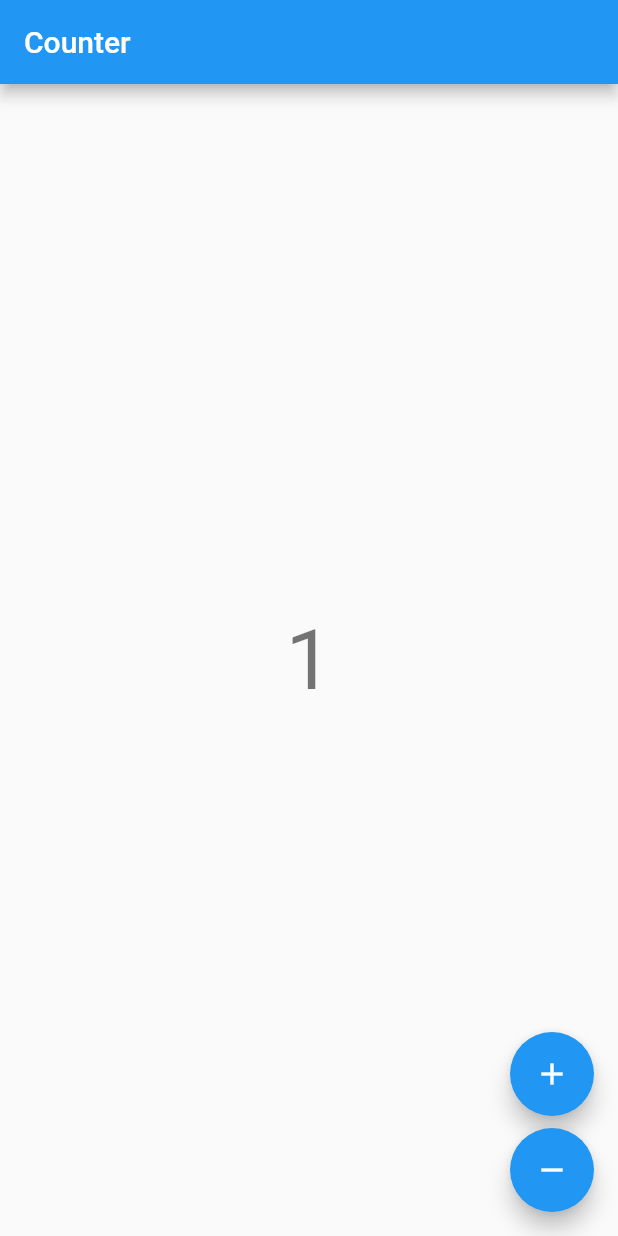
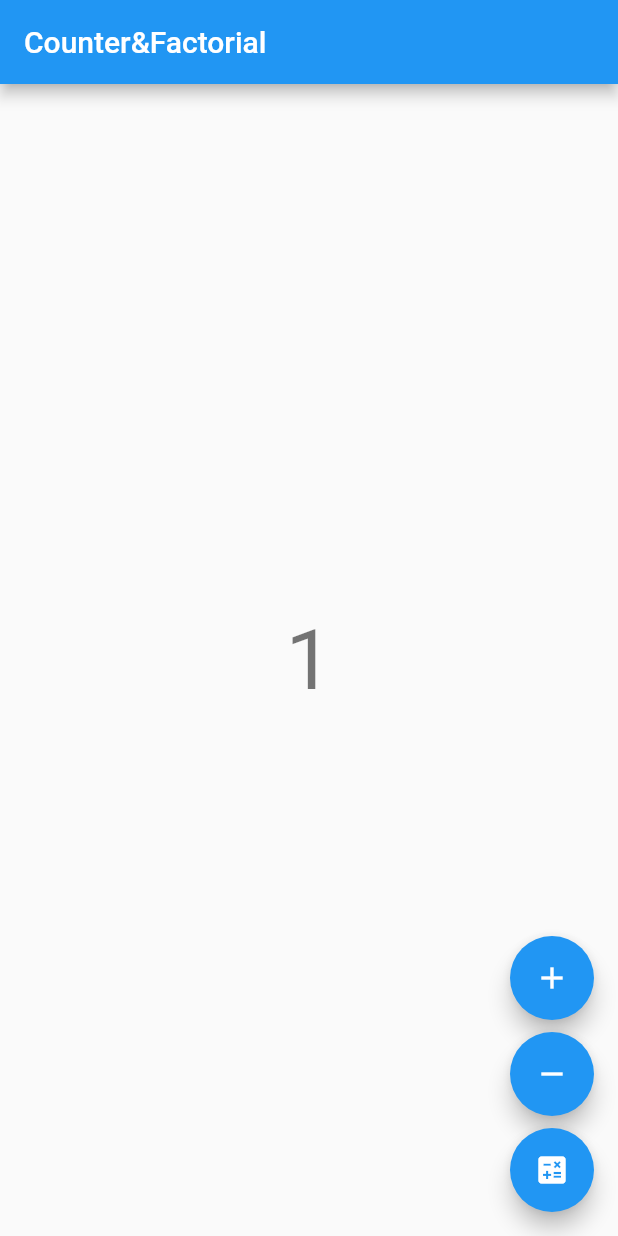
Before and after one commit to terry1213/AdvancedFlutter_terry-sun2, a Flutter app: the screen it shows after launch, after a tap on the "add" icon, on a phone screen of 412 x 824 dp. Run offline on Flutter 3.47's test engine with Material 2 defaults, Android fonts, the phone set to English and light mode, and no system bars; our stand-ins replace bloc, flutter_bloc, image_picker, pdf, rxdart; missing offline and left inert: flutter_full_pdf_viewer; network calls fail.

Commit message:
Merge branch 'main' of https://github.com/terry1213/AdvancedFlutter_terry-sun2 into main

```diff
--- a/lib/app.dart
+++ b/lib/app.dart
@@ -1,3 +1,4 @@
+import 'package:counter_bloc/pdf.dart';
 import 'package:flutter/material.dart';
 
 import 'counter/counter.dart';
@@ -5,7 +6,37 @@ import 'counter/counter.dart';
 /// {@template counter_app}
 /// A [MaterialApp] which sets the `home` to [CounterPage].
 /// {@endtemplate}
-class CounterApp extends MaterialApp {
-  /// {@macro counter_app}
-  const CounterApp({Key key}) : super(key: key, home: const CounterPage());
+// class CounterApp extends MaterialApp {
+/// {@macro counter_app}
+// const CounterApp({Key key}) : super(key: key, home: const CounterPage());
+// }
+
+class MyApp extends StatelessWidget {
+  @override
+  Widget build(BuildContext context) {
+
+    return new MaterialApp(
+      home: new CounterApp(),
+    );
+  }
 }
+
+class CounterApp extends StatelessWidget {
+  final PageController pageController = PageController(
+    initialPage: 0,
+  );
+
+//  출처: https://spiralmoon.tistory.com/entry/Flutter-여러-페이지를-한-화면에서-PageView [Spiral Moon's programming blog]
+  @override
+  Widget build(BuildContext context) {
+    return Scaffold(
+      body: PageView(
+        controller: pageController,
+        children: [
+          CounterPage(),
+          PDFPage()
+        ],
+      ),
+    );
+  }
+}
--- a/lib/counter/view/counter_view.dart
+++ b/lib/counter/view/counter_view.dart
@@ -1,5 +1,6 @@
 import 'package:flutter/material.dart';
 import 'package:flutter_bloc/flutter_bloc.dart';
+import 'package:rxdart/rxdart.dart';
 
 import '../counter.dart';
 
@@ -12,7 +13,7 @@ class CounterView extends StatelessWidget {
   Widget build(BuildContext context) {
     final textTheme = Theme.of(context).textTheme;
     return Scaffold(
-      appBar: AppBar(title: const Text('Counter')),
+      appBar: AppBar(title: const Text('Counter&Factorial')),
       body: Center(
         child: BlocBuilder<CounterCubit, int>(
           builder: (context, state) {
@@ -35,8 +36,42 @@ class CounterView extends StatelessWidget {
             child: const Icon(Icons.remove),
             onPressed: () => context.read<CounterCubit>().decrement(),
           ),
+          const SizedBox(height: 8),
+          BlocBuilder<CounterCubit, int>(
+            builder: (context, state) {
+              return FloatingActionButton(
+                child: const Icon(Icons.calculate),
+                onPressed: () {
+                  if (state > 0 )
+                    factorial(state);
+                },
+              );
+            },
+          ),
         ],
       ),
     );
   }
 }
+
+void factorial(int num) {
+
+  const seed = IndexedPair(0, 1, 0);
+
+  Rx
+      .range(1, num)
+      .scan((IndexedPair seq, _, __) => IndexedPair.next(seq), seed)
+      .listen(print, onDone: () => print('factorial calculation finish!'));
+}
+
+class IndexedPair {
+  final int n1, n2, index;
+
+  const IndexedPair(this.n1, this.n2, this.index);
+
+  factory IndexedPair.next(IndexedPair prev) => IndexedPair(
+      prev.n1 + 1, (prev.n1 + 1) * prev.n2, prev.index + 1);
+
+  @override
+  String toString() => '$index: $n2';
+}
--- a/lib/main.dart
+++ b/lib/main.dart
@@ -6,5 +6,5 @@ import 'counter_observer.dart';
 
 void main() {
   Bloc.observer = CounterObserver();
-  runApp(const CounterApp());
+  runApp(new MyApp());
 }
--- /dev/null
+++ b/lib/pdf.dart
@@ -0,0 +1,211 @@
+import 'dart:io';
+
+import 'package:flutter/cupertino.dart';
+import 'package:flutter/material.dart';
+import 'package:path_provider/path_provider.dart';
+import 'package:pdf/pdf.dart';
+import 'package:pdf/widgets.dart' as pw;
+import 'PdfPreviewScreen.dart';
+import 'package:image_picker/image_picker.dart';
+
+
+class PDFPage extends StatelessWidget {
+  // This widget is the root of your application.
+  @override
+  Widget build(BuildContext context) {
+    return MaterialApp(
+      title: 'Flutter Demo',
+      theme: ThemeData(
+        primarySwatch: Colors.blue,
+      ),
+      home: CreatePDFPage(),
+    );
+  }
+}
+
+
+class CreatePDFPage extends StatefulWidget {
+  @override
+  _CreatePDFPageState createState() => _CreatePDFPageState();
+}
+
+class _CreatePDFPageState extends State<CreatePDFPage> {
+
+  final _updatePriceController = TextEditingController();
+  final pdf = pw.Document();
+  String defaultimage = "http://handong.edu/site/handong/res/img/logo.png";
+
+  File imageFile;
+  bool uploadimage = false;
+  var image;
+
+  writeOnPdf(String a){
+
+    // image = PdfImage.file(
+    //     pdf.document,
+    //     bytes: File(imageFile.path).readAsBytesSync());
+    pdf.addPage(
+        pw.MultiPage(
+          pageFormat: PdfPageFormat.a5,
+          margin: pw.EdgeInsets.all(32),
+
+          build: (pw.Context context){
+            return <pw.Widget>  [
+              pw.Header(
+                  level: 0,
+                  child: pw.Text(a)
+              ),
+
+              pw.Paragraph(
+                  text: "Lorem ipsum dolor sit amet, consectetur adipiscing elit, sed do eiusmod tempor incididunt ut labore et dolore magna aliqua. Malesuada fames ac turpis egestas sed tempus urna. Quisque sagittis purus sit amet. A arcu cursus vitae congue mauris rhoncus aenean vel elit. Ipsum dolor sit amet consectetur adipiscing elit pellentesque. Viverra justo nec ultrices dui sapien eget mi proin sed."
+              ),
+
+              pw.Paragraph(
+                  text: "Lorem ipsum dolor sit amet, consectetur adipiscing elit, sed do eiusmod tempor incididunt ut labore et dolore magna aliqua. Malesuada fames ac turpis egestas sed tempus urna. Quisque sagittis purus sit amet. A arcu cursus vitae congue mauris rhoncus aenean vel elit. Ipsum dolor sit amet consectetur adipiscing elit pellentesque. Viverra justo nec ultrices dui sapien eget mi proin sed."
+              ),
+
+              //pw.Image.provider(image),
+
+              pw.Header(
+                  level: 1,
+                  child: pw.Text("Second Heading")
+              ),
+
+              pw.Paragraph(
+                  text: "Lorem ipsum dolor sit amet, consectetur adipiscing elit, sed do eiusmod tempor incididunt ut labore et dolore magna aliqua. Malesuada fames ac turpis egestas sed tempus urna. Quisque sagittis purus sit amet. A arcu cursus vitae congue mauris rhoncus aenean vel elit. Ipsum dolor sit amet consectetur adipiscing elit pellentesque. Viverra justo nec ultrices dui sapien eget mi proin sed."
+              ),
+
+              pw.Paragraph(
+                  text: "Lorem ipsum dolor sit amet, consectetur adipiscing elit, sed do eiusmod tempor incididunt ut labore et dolore magna aliqua. Malesuada fames ac turpis egestas sed tempus urna. Quisque sagittis purus sit amet. A arcu cursus vitae congue mauris rhoncus aenean vel elit. Ipsum dolor sit amet consectetur adipiscing elit pellentesque. Viverra justo nec ultrices dui sapien eget mi proin sed."
+              ),
+
+              pw.Paragraph(
+                  text: "Lorem ipsum dolor sit amet, consectetur adipiscing elit, sed do eiusmod tempor incididunt ut labore et dolore magna aliqua. Malesuada fames ac turpis egestas sed tempus urna. Quisque sagittis purus sit amet. A arcu cursus vitae congue mauris rhoncus aenean vel elit. Ipsum dolor sit amet consectetur adipiscing elit pellentesque. Viverra justo nec ultrices dui sapien eget mi proin sed."
+              ),
+            ];
+          },
+
+
+        )
+    );
+  }
+
+  Future savePdf() async{
+    Directory documentDirectory = await getApplicationDocumentsDirectory();
+
+    String documentPath = documentDirectory.path;
+
+    File file = File("$documentPath/example.pdf");
+
+    file.writeAsBytesSync(pdf.save());
+  }
+
+  @override
+  Widget build(BuildContext context) {
+    return Scaffold(
+
+      appBar: AppBar(
+        title: Text("PDF Flutter"),
+      ),
+
+      body: Container(
+        width: double.infinity,
+        height: double.infinity,
+
+        child: Column(
+          mainAxisAlignment: MainAxisAlignment.start,
+          children: <Widget>[
+            TextField(
+              controller: _updatePriceController,
+              decoration: InputDecoration(
+                enabledBorder: UnderlineInputBorder(
+                  borderSide: BorderSide(color: Colors.grey),
+                ),
+                labelText: 'Title',
+
+              ),
+            ),
+            Text("PDF TUTORIAL", style: TextStyle(fontSize: 34),),
+            Stack(
+              alignment: Alignment.center,
+              children: <Widget>[
+                SizedBox(
+                  width: 380,
+                  height: 230.00,
+                  child: const DecoratedBox(
+                    decoration: const BoxDecoration(
+                      color: Colors.white,
+                    ),
+                    // Put Your Child widget here.
+                  ),
+                ),
+                uploadimage == false
+                    ? Image.network(
+                  defaultimage,
+                  //width: 230,
+                  fit: BoxFit.fill,
+                )
+                    : Image.file(imageFile)
+              ],
+            ),
+            Container(
+              padding: const EdgeInsets.only(left: 318.0),
+              child: IconButton(
+                icon: Icon(
+                  Icons.camera_alt,
+                ),
+                onPressed: () {
+                  getFromGallery();
+
+                },
+              ),
+            ),
+          ],
+        ),
+      ),
+
+      floatingActionButton: FloatingActionButton(
+        onPressed: ()async{
+          writeOnPdf(_updatePriceController.text);
+          await savePdf();
+
+          Directory documentDirectory = await getApplicationDocumentsDirectory();
+
+          String documentPath = documentDirectory.path;
+
+          String fullPath = "$documentPath/example.pdf";
+
+          Navigator.push(context, MaterialPageRoute(
+              builder: (context) => PdfPreviewScreen(path: fullPath,)
+          ));
+
+        },
+        child: Icon(Icons.save),
+      ), // This trailing comma makes auto-formatting nicer for build methods.
+
+    );
+  }
+
+  Future getFromGallery() async {
+    final pickedFile = await ImagePicker().getImage(
+      source: ImageSource.gallery,
+      maxWidth: 1800,
+      maxHeight: 1800,
+    );
+
+    setState(() {
+      if (pickedFile != null) {
+        imageFile = File(pickedFile.path);
+        uploadimage = true;
+      }
+    });
+  }
+
+  @override
+  void dispose() {
+    _updatePriceController.dispose();
+    // super.dispose();
+  }
+
+
+}
--- a/pubspec.yaml
+++ b/pubspec.yaml
@@ -25,6 +25,11 @@ dependencies:
     sdk: flutter
   bloc: ^6.1.0
   flutter_bloc: ^6.1.0
+  intl: ^0.16.1
+  pdf: ^1.5.0
+  path_provider: ^1.6.5
+  flutter_full_pdf_viewer: ^1.0.6
+  image_picker: ^0.6.7+12
 
 dev_dependencies:
   flutter_test:
@@ -32,6 +37,7 @@ dev_dependencies:
   bloc_test: ^7.1.0
   mockito: ^4.0.0
   integration_test: ^1.0.0
+  rxdart: ^0.25.0
 
 flutter:
   uses-material-design: true
```
Also changed, not shown: lib/PdfPreviewScreen.dart (added, +15 -0 lines), pubspec.lock, 2 other files.
